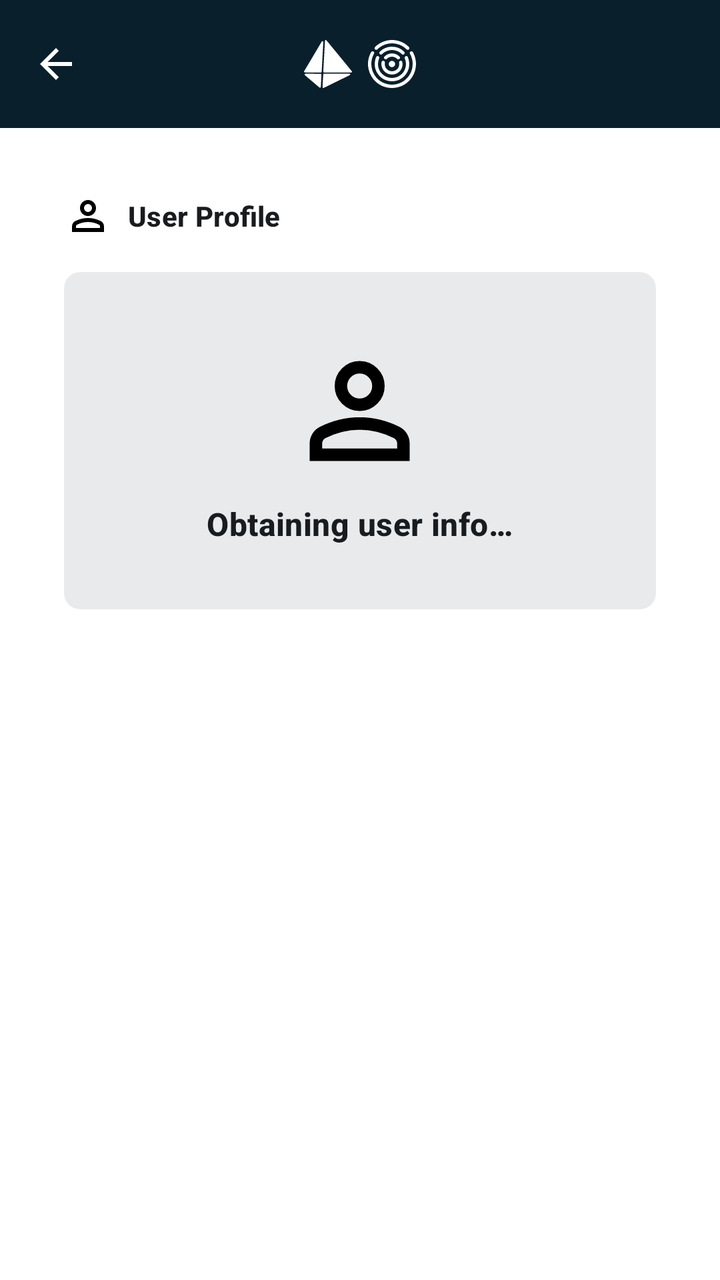
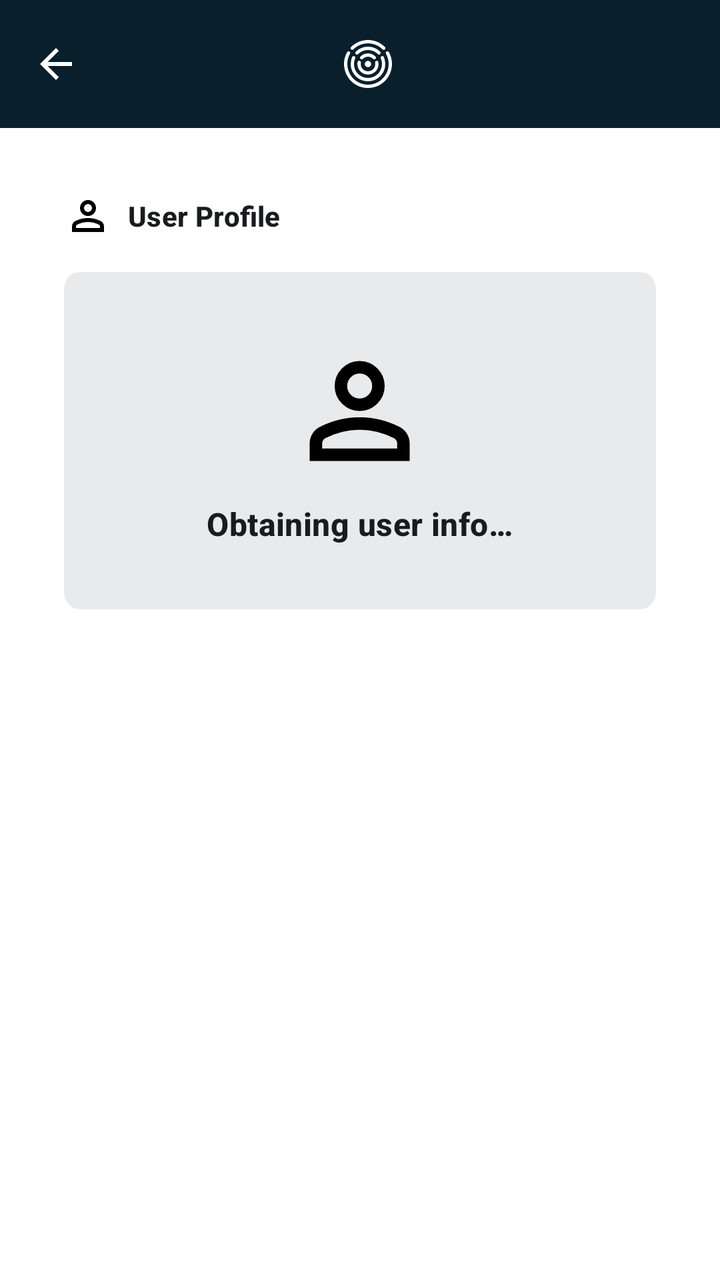

Before-and-after screenshots of an Android layout around one commit, followed by the original layout XML and the change that was made.
<!-- AndroidManifest.xml: application theme Theme.OR -->
<!-- res/layout/activity_user.xml -->
<?xml version="1.0" encoding="utf-8"?>

<LinearLayout xmlns:android="http://schemas.android.com/apk/res/android"
    xmlns:app="http://schemas.android.com/apk/res-auto"
    android:layout_width="match_parent"
    android:layout_height="wrap_content"
    android:orientation="vertical">

    <com.google.android.material.appbar.MaterialToolbar
        android:id="@+id/toolbar"
        android:layout_width="match_parent"
        android:layout_height="wrap_content"
        android:background="?colorPrimaryDark"
        app:navigationIcon="@drawable/ic_back"
        app:navigationIconTint="?colorPrimary">

        <LinearLayout
            android:layout_width="wrap_content"
            android:layout_height="match_parent"
            android:layout_gravity="center"
            android:orientation="horizontal">

            <ImageView
                android:layout_width="24dp"
                android:layout_height="24dp"
                android:src="@drawable/ic_tetrapi"
                app:tint="?colorPrimary" />

            <ImageView
                android:layout_width="24dp"
                android:layout_height="24dp"
                android:layout_marginStart="@dimen/material_margin_mini"
                android:src="@drawable/ic_or"
                app:tint="?colorPrimary" />

        </LinearLayout>

    </com.google.android.material.appbar.MaterialToolbar>

    <ScrollView
        android:layout_width="match_parent"
        android:layout_height="match_parent">

        <LinearLayout
            android:layout_width="match_parent"
            android:layout_height="wrap_content"
            android:orientation="vertical"
            android:padding="@dimen/material_margin_large">

            <com.google.android.material.textview.MaterialTextView
                android:layout_width="wrap_content"
                android:layout_height="wrap_content"
                android:drawableStart="@drawable/ic_user"
                android:drawablePadding="@dimen/material_margin_mini"
                android:gravity="center"
                android:text="@string/activity_main_user"
                android:textAppearance="?textAppearanceLabelLarge"
                android:textStyle="bold" />

            <com.google.android.material.card.MaterialCardView
                android:layout_width="match_parent"
                android:layout_height="wrap_content"
                android:layout_marginTop="@dimen/material_margin"
                app:cardBackgroundColor="@color/color_outline"
                app:cardCornerRadius="8dp"
                app:strokeWidth="0dp">

                <LinearLayout
                    android:layout_width="match_parent"
                    android:layout_height="wrap_content"
                    android:gravity="center"
                    android:orientation="vertical"
                    android:padding="@dimen/material_margin_large">

                    <ImageView
                        android:layout_width="75dp"
                        android:layout_height="75dp"
                        android:src="@drawable/ic_user" />

                    <com.google.android.material.textview.MaterialTextView
                        android:id="@+id/uuid_text"
                        android:layout_width="wrap_content"
                        android:layout_height="wrap_content"
                        android:layout_marginTop="@dimen/material_margin_mini"
                        android:gravity="center_horizontal"
                        android:text="@string/activity_user_obtaining"
                        android:textAppearance="?textAppearanceTitleMedium"
                        android:textStyle="bold" />

                    <androidx.constraintlayout.widget.ConstraintLayout
                        android:id="@+id/details_layout"
                        android:layout_width="match_parent"
                        android:layout_height="wrap_content"
                        android:layout_marginTop="@dimen/material_margin_mini"
                        android:visibility="gone">

                        <com.google.android.material.textview.MaterialTextView
                            android:id="@+id/type_text"
                            android:layout_width="wrap_content"
                            android:layout_height="wrap_content"
                            android:text="@string/common_placeholder"
                            android:textAppearance="?textAppearanceLabelMedium"
                            app:layout_constraintEnd_toEndOf="parent"
                            app:layout_constraintStart_toStartOf="parent" />

                        <com.google.android.material.divider.MaterialDivider
                            android:id="@+id/divider"
                            android:layout_width="match_parent"
                            android:layout_height="wrap_content"
                            android:layout_marginTop="@dimen/material_margin"
                            app:layout_constraintTop_toBottomOf="@id/type_text" />

                        <ImageView
                            android:id="@+id/verified_image"
                            android:layout_width="0dp"
                            android:layout_height="0dp"
                            android:layout_marginTop="@dimen/material_margin"
                            android:src="@drawable/ic_verified"
                            app:layout_constraintDimensionRatio="1:1"
                            app:layout_constraintStart_toStartOf="parent"
                            app:layout_constraintTop_toBottomOf="@id/divider"
                            app:layout_constraintWidth_percent=".1"
                            app:tint="?colorSecondary" />

                        <com.google.android.material.textview.MaterialTextView
                            android:id="@+id/verified_text"
                            android:layout_width="0dp"
                            android:layout_height="wrap_content"
                            android:layout_marginStart="@dimen/material_margin_mini"
                            android:text="@string/activity_user_verified"
                            android:textAppearance="?textAppearanceLabelMedium"
                            app:layout_constraintEnd_toEndOf="parent"
                            app:layout_constraintStart_toEndOf="@id/verified_image"
                            app:layout_constraintTop_toTopOf="@id/verified_image" />

                        <com.google.android.material.textview.MaterialTextView
                            android:id="@+id/created_text"
                            android:layout_width="0dp"
                            android:layout_height="wrap_content"
                            android:layout_marginStart="@dimen/material_margin_mini"
                            android:layout_marginTop="@dimen/material_margin_micro"
                            android:text="@string/common_placeholder"
                            android:textAppearance="?textAppearanceLabelSmall"
                            app:layout_constraintEnd_toEndOf="parent"
                            app:layout_constraintStart_toEndOf="@id/verified_image"
                            app:layout_constraintTop_toBottomOf="@id/verified_text" />

                    </androidx.constraintlayout.widget.ConstraintLayout>

                </LinearLayout>

            </com.google.android.material.card.MaterialCardView>

        </LinearLayout>

    </ScrollView>

</LinearLayout>
<!-- resources referenced by this layout -->
<resources>
  <color name="color_outline">#338C96A0</color>
  <dimen name="material_margin">16dp</dimen>
  <dimen name="material_margin_large">32dp</dimen>
  <dimen name="material_margin_micro">4dp</dimen>
  <dimen name="material_margin_mini">8dp</dimen>
  <!-- drawable ic_back (drawable) -->
  <vector xmlns:android="http://schemas.android.com/apk/res/android"
      android:width="24dp"
      android:height="24dp"
      android:viewportWidth="24"
      android:viewportHeight="24">
  
      <path
          android:fillColor="#000000"
          android:pathData="M20,11H7.83l5.59,-5.59L12,4l-8,8 8,8 1.41,-1.41L7.83,13H20v-2z" />
  
  </vector>
  <!-- drawable ic_tetrapi (drawable) -->
  <vector xmlns:android="http://schemas.android.com/apk/res/android"
      android:width="32dp"
      android:height="32dp"
      android:viewportWidth="250"
      android:viewportHeight="250">
  
      <path
          android:fillColor="#96dc00"
          android:pathData="m112.15,0c0.86,0 1.72,0 2.57,0 4.6,5.12 9.15,10.35 13.64,15.69 40.69,49.18 81.2,98.52 121.5,148.01 0.52,2.86 -0.59,4.69 -3.35,5.49 -47.54,0.35 -95.07,0.35 -142.61,0 -2.11,-0.57 -3.31,-1.97 -3.6,-4.18 3.07,-53.94 6.07,-107.9 9.01,-161.87C109.85,1.65 110.79,0.6 112.15,0Z" />
  
      <path
          android:fillColor="#b1fe00"
          android:pathData="m95.16,5.75c4.45,0.3 6.17,2.74 5.15,7.32 -2.67,49.16 -5.33,98.33 -7.98,147.49 -0.07,2.33 -0.41,4.59 -1.03,6.8 -0.63,0.81 -1.4,1.42 -2.32,1.83 -29.05,0.52 -58.05,0.34 -87.01,-0.52C-0.12,167.03 -0.55,165.03 0.69,162.66 31.37,111.31 61.92,59.88 92.33,8.37 93.22,7.37 94.17,6.5 95.16,5.75Z" />
  
      <path
          android:fillColor="#689900"
          android:pathData="m5.96,175.71c27.84,-0.26 55.65,0 83.4,0.78 0.62,0.47 1.05,1.08 1.29,1.83 -0.74,22.15 -1.77,44.29 -3.09,66.42 -1,3.43 -3.14,4.56 -6.44,3.4C55.89,226.7 30.67,205.26 5.44,183.82 2.67,180.89 2.84,178.19 5.96,175.71Z" />
  
      <path
          android:fillColor="#4b6c15"
          android:pathData="m101.86,250c-0.86,0 -1.72,0 -2.57,0 -0.83,-0.57 -1.6,-1.27 -2.32,-2.09 -0.09,-1.92 -0.17,-3.84 -0.26,-5.75 0.96,-21.66 2.25,-43.27 3.86,-64.85 0.6,-0.61 1.2,-1.22 1.8,-1.83 45.31,-0.35 90.61,-0.35 135.92,0 2.36,1.45 2.96,3.45 1.8,6.01 -2.97,2.16 -6.14,3.99 -9.52,5.49C187.55,207.87 144.65,228.87 101.86,250Z" />
  
  </vector>
  <string name="activity_main_user">User Profile</string>
  <string name="activity_user_obtaining">Obtaining user info…</string>
  <string name="activity_user_verified">User is verified</string>
  <string name="common_placeholder">Placeholder</string>
  <color name="color_primary">#FFFFFF</color>
  <color name="color_primary_dark">#091F2C</color>
  <color name="color_on_primary">#191C1E</color>
  <color name="color_secondary">#7DB928</color>
  <color name="color_on_secondary">#191C1E</color>
  <color name="color_background">#FFFFFF</color>
  <color name="color_error">#BA1B1B</color>
  <style name="Widget.MaterialTextView" parent="Widget.MaterialComponents.TextView">
          <item name="android:textColor">?colorOnPrimary</item>
          <item name="android:textAppearance">?textAppearanceBodyMedium</item>
      </style>
  <style name="Widget.MaterialToolbar" parent="Widget.Material3.Toolbar">
          <item name="android:background">?colorSecondary</item>
          <item name="titleTextColor">?colorOnSecondary</item>
      </style>
  <style name="Widget.MaterialTextInputLayout" parent="Widget.Material3.TextInputLayout.OutlinedBox">
          <item name="shapeAppearance">@style/ShapeAppearance.MaterialTextInputLayout.Rounded</item>
          <item name="boxStrokeWidth">1sp</item>
          <item name="boxStrokeColor">@color/color_outline</item>
          <item name="hintTextColor">@color/cr_text_input_box</item>
          <item name="cursorColor">@color/color_primary_dark</item>
  
      </style>
  <style name="ShapeAppearance.MaterialTextInputLayout.Rounded" parent="ShapeAppearance.Material3.Corner.Full">
          <item name="cornerSize">8dp</item>
      </style>
  <!-- unchanged entries left out for length: 4 -->
</resources>

<!-- the commit's change to res/layout/activity_user.xml (unified diff, before → after) -->
@@ -14,26 +14,13 @@
         app:navigationIcon="@drawable/ic_back"
         app:navigationIconTint="?colorPrimary">
 
-        <LinearLayout
-            android:layout_width="wrap_content"
-            android:layout_height="match_parent"
-            android:layout_gravity="center"
-            android:orientation="horizontal">
-
-            <ImageView
-                android:layout_width="24dp"
-                android:layout_height="24dp"
-                android:src="@drawable/ic_tetrapi"
-                app:tint="?colorPrimary" />
-
-            <ImageView
-                android:layout_width="24dp"
-                android:layout_height="24dp"
-                android:layout_marginStart="@dimen/material_margin_mini"
-                android:src="@drawable/ic_or"
-                app:tint="?colorPrimary" />
-
-        </LinearLayout>
+        <ImageView
+            android:layout_width="24dp"
+            android:layout_gravity="center_horizontal"
+            android:layout_height="24dp"
+            android:layout_marginStart="@dimen/material_margin_mini"
+            android:src="@drawable/ic_or"
+            app:tint="?colorPrimary" />
 
     </com.google.android.material.appbar.MaterialToolbar>
 
<!-- resource entries referenced after the edit -->
@@ -15,30 +15,6 @@
       <path
           android:fillColor="#000000"
           android:pathData="M20,11H7.83l5.59,-5.59L12,4l-8,8 8,8 1.41,-1.41L7.83,13H20v-2z" />
-  
-  </vector>
-  <!-- drawable ic_tetrapi (drawable) -->
-  <vector xmlns:android="http://schemas.android.com/apk/res/android"
-      android:width="32dp"
-      android:height="32dp"
-      android:viewportWidth="250"
-      android:viewportHeight="250">
-  
-      <path
-          android:fillColor="#96dc00"
-          android:pathData="m112.15,0c0.86,0 1.72,0 2.57,0 4.6,5.12 9.15,10.35 13.64,15.69 40.69,49.18 81.2,98.52 121.5,148.01 0.52,2.86 -0.59,4.69 -3.35,5.49 -47.54,0.35 -95.07,0.35 -142.61,0 -2.11,-0.57 -3.31,-1.97 -3.6,-4.18 3.07,-53.94 6.07,-107.9 9.01,-161.87C109.85,1.65 110.79,0.6 112.15,0Z" />
-  
-      <path
-          android:fillColor="#b1fe00"
-          android:pathData="m95.16,5.75c4.45,0.3 6.17,2.74 5.15,7.32 -2.67,49.16 -5.33,98.33 -7.98,147.49 -0.07,2.33 -0.41,4.59 -1.03,6.8 -0.63,0.81 -1.4,1.42 -2.32,1.83 -29.05,0.52 -58.05,0.34 -87.01,-0.52C-0.12,167.03 -0.55,165.03 0.69,162.66 31.37,111.31 61.92,59.88 92.33,8.37 93.22,7.37 94.17,6.5 95.16,5.75Z" />
-  
-      <path
-          android:fillColor="#689900"
-          android:pathData="m5.96,175.71c27.84,-0.26 55.65,0 83.4,0.78 0.62,0.47 1.05,1.08 1.29,1.83 -0.74,22.15 -1.77,44.29 -3.09,66.42 -1,3.43 -3.14,4.56 -6.44,3.4C55.89,226.7 30.67,205.26 5.44,183.82 2.67,180.89 2.84,178.19 5.96,175.71Z" />
-  
-      <path
-          android:fillColor="#4b6c15"
-          android:pathData="m101.86,250c-0.86,0 -1.72,0 -2.57,0 -0.83,-0.57 -1.6,-1.27 -2.32,-2.09 -0.09,-1.92 -0.17,-3.84 -0.26,-5.75 0.96,-21.66 2.25,-43.27 3.86,-64.85 0.6,-0.61 1.2,-1.22 1.8,-1.83 45.31,-0.35 90.61,-0.35 135.92,0 2.36,1.45 2.96,3.45 1.8,6.01 -2.97,2.16 -6.14,3.99 -9.52,5.49C187.55,207.87 144.65,228.87 101.86,250Z" />
   
   </vector>
   <string name="activity_main_user">User Profile</string>
